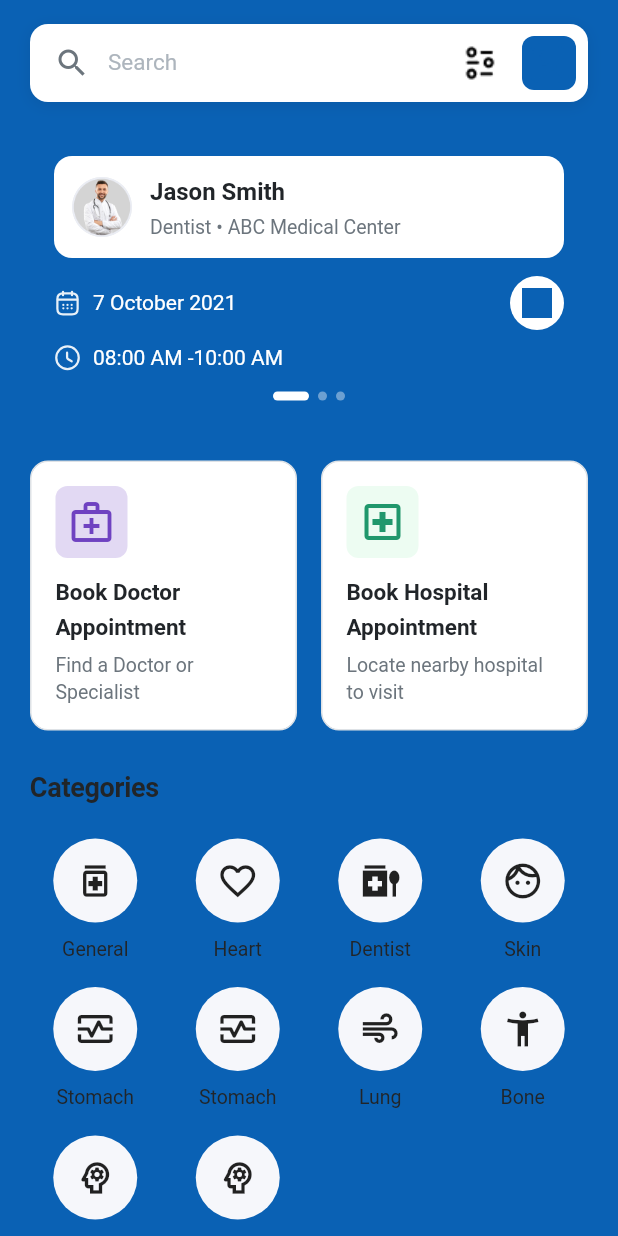
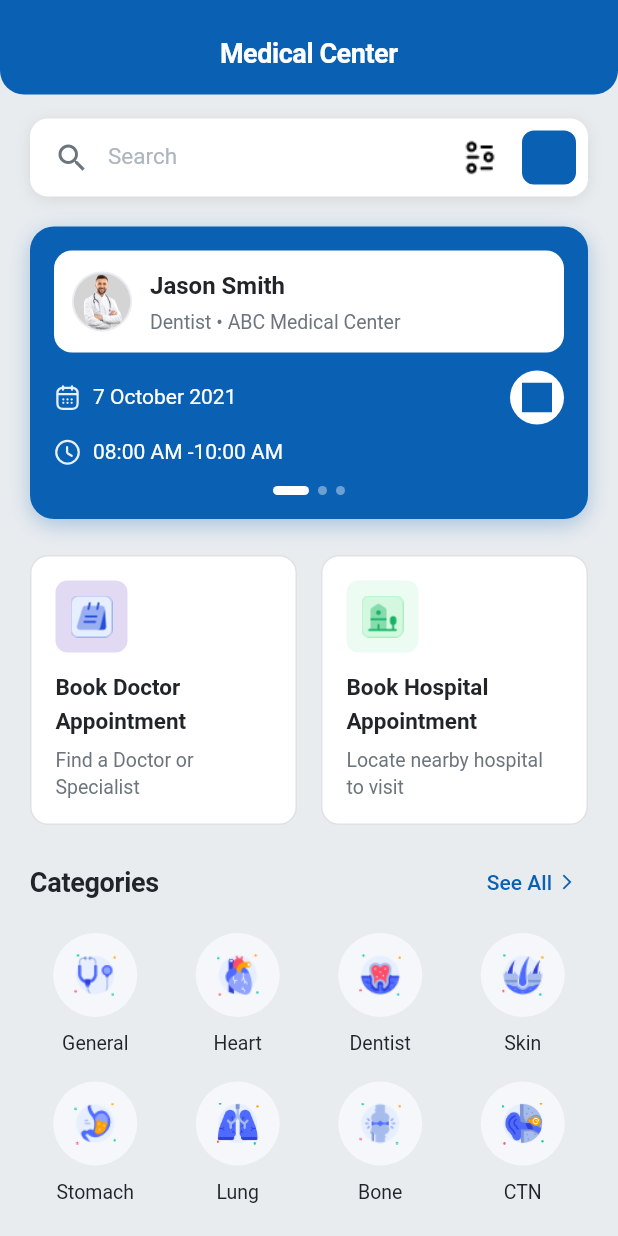
Before and after one commit to Teewhydot/paxform_project, a Flutter app: the screen it shows after launch, on a phone screen of 412 x 824 dp. Run offline on Flutter 3.47's test engine with Material 3 defaults, Android fonts, the phone set to English and light mode, and no system bars; our stand-ins replace flutter_svg; Roboto replaces fonts that are missing (SF Pro Display).

Commit message:
Complete asset integration for all widgets
- Update all widgets to use real PNG and SVG assets
- Replace Material icons with actual category images
- Add SVG support for calendar, time, location, send, and shield icons
- Use real profile images and medical center photos
- Update doctor cards with asset-based badges and ratings
- Fix header visibility and background color
- All widgets now display actual design assets
- Code passes flutter analyze with no issues

```diff
--- a/lib/features/medical_center/presentation/pages/medical_center_home_page.dart
+++ b/lib/features/medical_center/presentation/pages/medical_center_home_page.dart
@@ -1,4 +1,6 @@
 import 'package:flutter/material.dart';
+import 'package:flutter_svg/flutter_svg.dart';
+import '../../../../core/constants/app_assets.dart';
 import '../../../../core/theme/app_colors.dart';
 import '../../../../core/theme/app_spacing.dart';
 import '../../../../core/theme/app_typography.dart';
@@ -18,10 +20,13 @@
   @override
   Widget build(BuildContext context) {
     return Scaffold(
-      backgroundColor: AppColors.primaryBlue,
+      backgroundColor: AppColors.backgroundGray,
       body: SafeArea(
         child: Column(
           children: [
+            // Header with title
+            _buildHeader(),
+
             // Scrollable content
             Expanded(
               child: SingleChildScrollView(
@@ -81,8 +86,7 @@
                         children: [
                           Expanded(
                             child: ActionButtonWidget(
-                              icon: Icons.medical_services_outlined,
-                              iconColor: AppColors.accentPurple,
+                              imagePath: AppAssets.doctorAppointmentPng,
                               backgroundColor: AppColors.accentPurpleLight,
                               title: 'Book Doctor Appointment',
                               subtitle: 'Find a Doctor or Specialist',
@@ -94,8 +98,7 @@
                           const SizedBox(width: AppSpacing.lg),
                           Expanded(
                             child: ActionButtonWidget(
-                              icon: Icons.local_hospital_outlined,
-                              iconColor: AppColors.accentGreen,
+                              imagePath: AppAssets.hospitalAppointmentPng,
                               backgroundColor: AppColors.accentGreenLight,
                               title: 'Book Hospital Appointment',
                               subtitle: 'Locate nearby hospital to visit',
@@ -138,43 +141,35 @@
                         crossAxisSpacing: AppSpacing.sm,
                         children: [
                           CategoryIconWidget(
-                            icon: Icons.medication_outlined,
+                            imagePath: AppAssets.generalPng,
                             label: 'General',
-                          ) ,
+                          ),
                           CategoryIconWidget(
-                            icon: Icons.favorite_outline,
+                            imagePath: AppAssets.heartPng,
                             label: 'Heart',
                           ),
                           CategoryIconWidget(
-                            icon: Icons.medication_liquid_outlined,
+                            imagePath: AppAssets.dentistPng,
                             label: 'Dentist',
                           ),
                           CategoryIconWidget(
-                            icon: Icons.face_outlined,
+                            imagePath: AppAssets.skinPng,
                             label: 'Skin',
                           ),
                           CategoryIconWidget(
-                            icon: Icons.monitor_heart_outlined,
+                            imagePath: AppAssets.stomachPng,
                             label: 'Stomach',
                           ),
                           CategoryIconWidget(
-                            icon: Icons.monitor_heart_outlined,
-                            label: 'Stomach',
-                          ),
-                          CategoryIconWidget(
-                            icon: Icons.air_outlined,
+                            imagePath: AppAssets.lungPng,
                             label: 'Lung',
                           ),
                           CategoryIconWidget(
-                            icon: Icons.accessibility_new_outlined,
+                            imagePath: AppAssets.bonePng,
                             label: 'Bone',
                           ),
                           CategoryIconWidget(
-                            icon: Icons.psychology_outlined,
-                            label: 'CTN',
-                          ),
-                          CategoryIconWidget(
-                            icon: Icons.psychology_outlined,
+                            imagePath: AppAssets.etnPng,
                             label: 'CTN',
                           ),
                         ],
@@ -363,10 +358,17 @@
               color: AppColors.textWhite.withValues(alpha: 0.2),
               shape: BoxShape.circle,
             ),
-            child: Icon(
-              Icons.shield_outlined,
-              size: 28,
-              color: AppColors.textWhite,
+            child: Padding(
+              padding: const EdgeInsets.all(10.0),
+              child: SvgPicture.asset(
+                AppAssets.shieldSvg,
+                width: 28,
+                height: 28,
+                colorFilter: const ColorFilter.mode(
+                  AppColors.textWhite,
+                  BlendMode.srcIn,
+                ),
+              ),
             ),
           ),
           const SizedBox(height: AppSpacing.md),
--- a/lib/features/medical_center/presentation/widgets/action_button_widget.dart
+++ b/lib/features/medical_center/presentation/widgets/action_button_widget.dart
@@ -6,8 +6,7 @@
 /// Action button widget for booking appointments
 /// Figma: Icon + Title + Subtitle cards with colored backgrounds
 class ActionButtonWidget extends StatelessWidget {
-  final IconData icon;
-  final Color iconColor;
+  final String imagePath;
   final Color backgroundColor;
   final String title;
   final String subtitle;
@@ -15,8 +14,7 @@
 
   const ActionButtonWidget({
     super.key,
-    required this.icon,
-    required this.iconColor,
+    required this.imagePath,
     required this.backgroundColor,
     required this.title,
     required this.subtitle,
@@ -56,10 +54,12 @@
                   AppSpacing.radiusSmall, // Figma: 8px radius
                 ),
               ),
-              child: Icon(
-                icon,
-                size: AppSpacing.iconLarge, // Figma: 32px icon
-                color: iconColor, // Figma: Colored icon
+              child: Padding(
+                padding: const EdgeInsets.all(10.0), // Figma: Padding for image
+                child: Image.asset(
+                  imagePath,
+                  fit: BoxFit.contain,
+                ),
               ),
             ),
 
--- a/lib/features/medical_center/presentation/widgets/category_icon_widget.dart
+++ b/lib/features/medical_center/presentation/widgets/category_icon_widget.dart
@@ -6,13 +6,13 @@
 /// Category icon widget with circular design and label
 /// Figma: Circular icon button with text label below
 class CategoryIconWidget extends StatelessWidget {
-  final IconData icon;
+  final String imagePath;
   final String label;
   final VoidCallback? onTap;
 
   const CategoryIconWidget({
     super.key,
-    required this.icon,
+    required this.imagePath,
     required this.label,
     this.onTap,
   });
@@ -37,9 +37,12 @@
                 color: AppColors.categoryColor, // Figma: Colored background
                 shape: BoxShape.circle,
               ),
-              child: Icon(
-                icon,
-                size: 28, // Figma: ~28px icon
+              child: Padding(
+                padding: const EdgeInsets.all(14.0), // Figma: Padding for image
+                child: Image.asset(
+                  imagePath,
+                  fit: BoxFit.contain,
+                ),
               ),
             ),
 
```
Also changed, not shown: lib/features/medical_center/presentation/widgets/doctor_card_widget.dart (+27 -23 lines), lib/features/medical_center/presentation/widgets/medical_center_card_widget.dart (+12 -17 lines).
